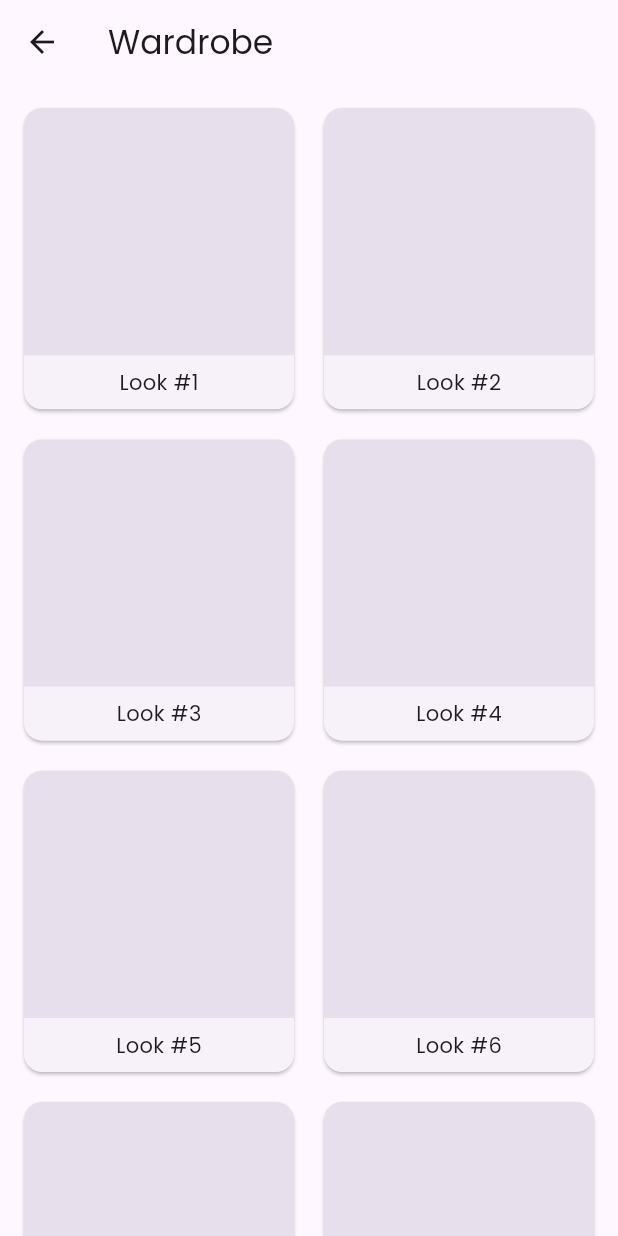
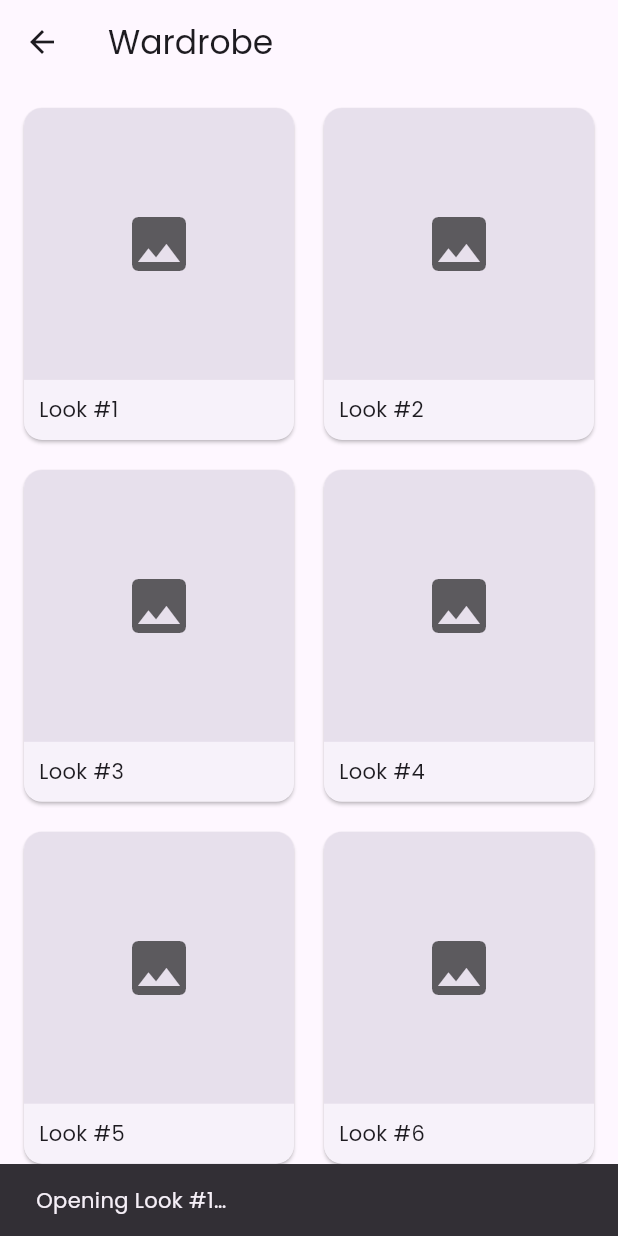
Before and after one commit to ananthkaran-wq/Ava-Luxe-Updated, a Flutter app: the WardrobeScreen screen opened directly, after a tap on an icon or button, on a phone screen of 412 x 824 dp. Run offline on Flutter 3.47's test engine with Material 3 defaults, Android fonts, the phone set to English and light mode, and no system bars; our stand-ins replace firebase_auth, firebase_core, google_fonts, shared_preferences; accounts and stored records are empty; statements that could not run were skipped.

Commit message:
Update wardrobe_screen.dart

```diff
--- a/lib/screens/wardrobe_screen.dart
+++ b/lib/screens/wardrobe_screen.dart
@@ -5,24 +5,40 @@ class WardrobeScreen extends StatelessWidget {
 
   @override
   Widget build(BuildContext context) {
-    final items = List.generate(12, (i) => 'Look #${i+1}');
+    final items = List.generate(12, (i) => 'Look #${i + 1}');
     return Scaffold(
       appBar: AppBar(title: const Text('Wardrobe')),
       body: GridView.builder(
         padding: const EdgeInsets.all(12),
         gridDelegate: const SliverGridDelegateWithFixedCrossAxisCount(
-          crossAxisCount: 2, mainAxisSpacing: 12, crossAxisSpacing: 12, childAspectRatio: 0.9),
+          crossAxisCount: 2,
+          mainAxisSpacing: 12,
+          crossAxisSpacing: 12,
+          childAspectRatio: 0.82,
+        ),
         itemCount: items.length,
         itemBuilder: (c, i) => Card(
           clipBehavior: Clip.antiAlias,
+          elevation: 1,
           child: InkWell(
-            onTap: () {},
+            onTap: () {
+              ScaffoldMessenger.of(c).showSnackBar(
+                SnackBar(content: Text('Opening ${items[i]}…')),
+              );
+            },
             child: Column(
+              crossAxisAlignment: CrossAxisAlignment.stretch,
               children: [
-                Expanded(child: Container(color: Theme.of(context).colorScheme.surfaceVariant)),
+                Expanded(
+                  child: Container(
+                    color: Theme.of(c).colorScheme.surfaceVariant,
+                    alignment: Alignment.center,
+                    child: Icon(Icons.image, size: 48, color: Theme.of(c).hintColor),
+                  ),
+                ),
                 Padding(
-                  padding: const EdgeInsets.all(8),
-                  child: Text(items[i]),
+                  padding: const EdgeInsets.all(10),
+                  child: Text(items[i], style: Theme.of(c).textTheme.bodyMedium),
                 ),
               ],
             ),
```
